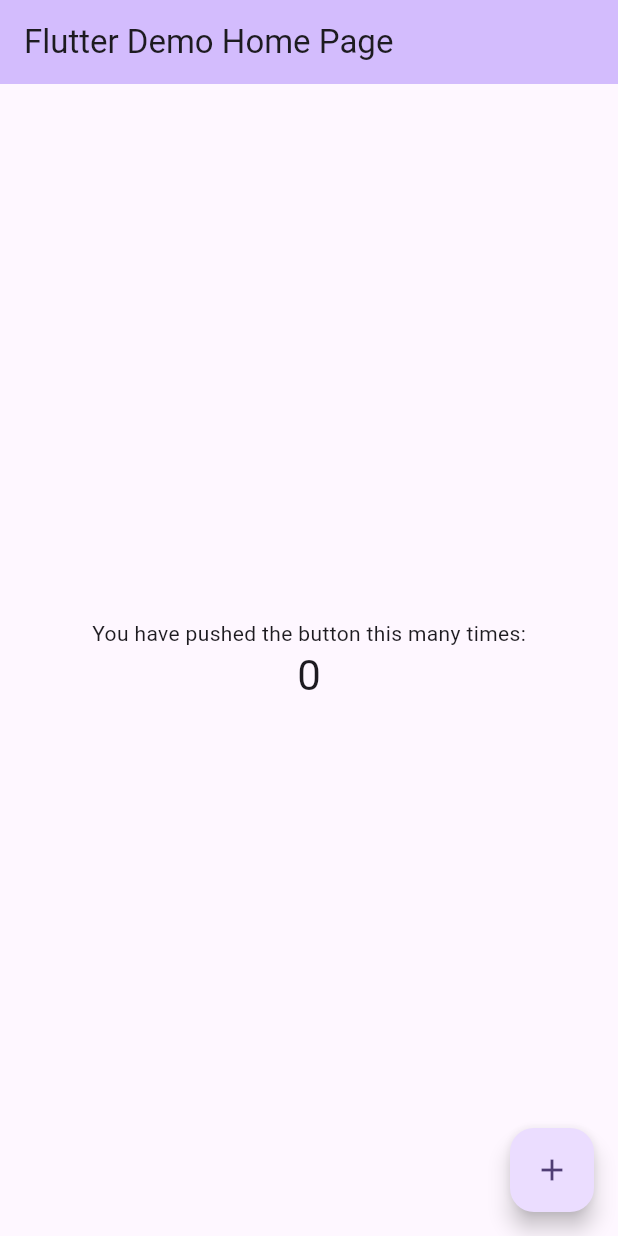
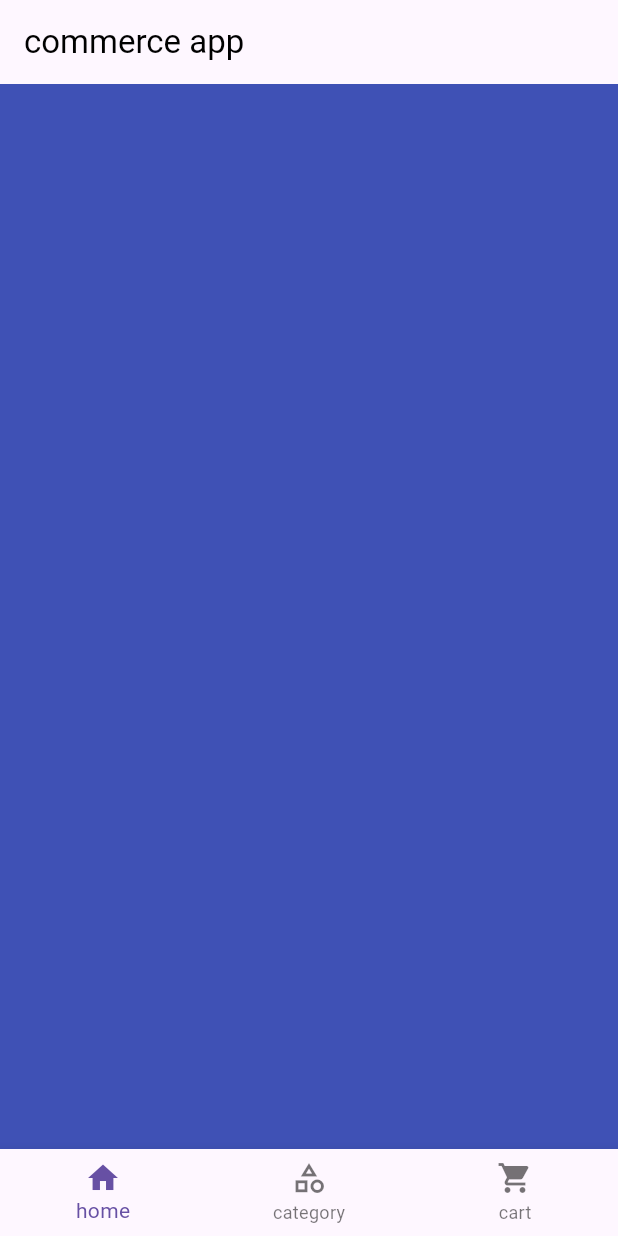
Before and after one commit to wis-hyun/commerce, a Flutter app: the screen it shows after launch, on a phone screen of 412 x 824 dp. Run offline on Flutter 3.47's test engine with Material 3 defaults, Android fonts, the light colour scheme and no system bars.

Commit message:
commerce app 구조 형성

```diff
--- a/lib/main.dart
+++ b/lib/main.dart
@@ -1,122 +1,22 @@
+import 'package:commerce/screen/main/main_screen.dart';
 import 'package:flutter/material.dart';
 
 void main() {
-  runApp(const MyApp());
+  runApp(MyApp());
 }
+
 
   class MyApp extends StatelessWidget {
     const MyApp({super.key});
 
-  // This widget is the root of your application.
     @override
     Widget build(BuildContext context) {
       return MaterialApp(
-      title: 'Flutter Demo',
+        title: 'Commerce SMWU',
         theme: ThemeData(
-        // This is the theme of your application.
-        //
-        // TRY THIS: Try running your application with "flutter run". You'll see
-        // the application has a purple toolbar. Then, without quitting the app,
-        // try changing the seedColor in the colorScheme below to Colors.green
-        // and then invoke "hot reload" (save your changes or press the "hot
-        // reload" button in a Flutter-supported IDE, or press "r" if you used
-        // the command line to start the app).
-        //
-        // Notice that the counter didn't reset back to zero; the application
-        // state is not lost during the reload. To reset the state, use hot
-        // restart instead.
-        //
-        // This works for code too, not just values: Most code changes can be
-        // tested with just a hot reload.
-        colorScheme: ColorScheme.fromSeed(seedColor: Colors.deepPurple),
+          primarySwatch: Colors.blue
         ),
-      home: const MyHomePage(title: 'Flutter Demo Home Page'),
+        home: MainScreen(),
       );
     }
   }
-
-class MyHomePage extends StatefulWidget {
-  const MyHomePage({super.key, required this.title});
-
-  // This widget is the home page of your application. It is stateful, meaning
-  // that it has a State object (defined below) that contains fields that affect
-  // how it looks.
-
-  // This class is the configuration for the state. It holds the values (in this
-  // case the title) provided by the parent (in this case the App widget) and
-  // used by the build method of the State. Fields in a Widget subclass are
-  // always marked "final".
-
-  final String title;
-
-  @override
-  State<MyHomePage> createState() => _MyHomePageState();
-}
-
-class _MyHomePageState extends State<MyHomePage> {
-  int _counter = 0;
-
-  void _incrementCounter() {
-    setState(() {
-      // This call to setState tells the Flutter framework that something has
-      // changed in this State, which causes it to rerun the build method below
-      // so that the display can reflect the updated values. If we changed
-      // _counter without calling setState(), then the build method would not be
-      // called again, and so nothing would appear to happen.
-      _counter++;
-    });
-  }
-
-  @override
-  Widget build(BuildContext context) {
-    // This method is rerun every time setState is called, for instance as done
-    // by the _incrementCounter method above.
-    //
-    // The Flutter framework has been optimized to make rerunning build methods
-    // fast, so that you can just rebuild anything that needs updating rather
-    // than having to individually change instances of widgets.
-    return Scaffold(
-      appBar: AppBar(
-        // TRY THIS: Try changing the color here to a specific color (to
-        // Colors.amber, perhaps?) and trigger a hot reload to see the AppBar
-        // change color while the other colors stay the same.
-        backgroundColor: Theme.of(context).colorScheme.inversePrimary,
-        // Here we take the value from the MyHomePage object that was created by
-        // the App.build method, and use it to set our appbar title.
-        title: Text(widget.title),
-      ),
-      body: Center(
-        // Center is a layout widget. It takes a single child and positions it
-        // in the middle of the parent.
-        child: Column(
-          // Column is also a layout widget. It takes a list of children and
-          // arranges them vertically. By default, it sizes itself to fit its
-          // children horizontally, and tries to be as tall as its parent.
-          //
-          // Column has various properties to control how it sizes itself and
-          // how it positions its children. Here we use mainAxisAlignment to
-          // center the children vertically; the main axis here is the vertical
-          // axis because Columns are vertical (the cross axis would be
-          // horizontal).
-          //
-          // TRY THIS: Invoke "debug painting" (choose the "Toggle Debug Paint"
-          // action in the IDE, or press "p" in the console), to see the
-          // wireframe for each widget.
-          mainAxisAlignment: MainAxisAlignment.center,
-          children: <Widget>[
-            const Text('You have pushed the button this many times:'),
-            Text(
-              '$_counter',
-              style: Theme.of(context).textTheme.headlineMedium,
-            ),
-          ],
-        ),
-      ),
-      floatingActionButton: FloatingActionButton(
-        onPressed: _incrementCounter,
-        tooltip: 'Increment',
-        child: const Icon(Icons.add),
-      ), // This trailing comma makes auto-formatting nicer for build methods.
-    );
-  }
-}
--- /dev/null
+++ b/lib/screen/main/main_screen.dart
@@ -0,0 +1,44 @@
+import 'package:flutter/material.dart';
+
+class MainScreen extends StatefulWidget {
+  const MainScreen({super.key});
+
+  @override
+  State<MainScreen> createState() => _MainScreenState();
+}
+
+class _MainScreenState extends State<MainScreen> {
+
+  int currentIndex = 0;
+
+  @override
+  Widget build(BuildContext context) {
+    return Scaffold(
+      appBar: AppBar(title: Text('commerce app', style: TextStyle(color: Colors.black),),),
+      body: IndexedStack(
+        index: currentIndex,
+        children: [
+          Container(color: Colors.indigo,),
+          Container(color: Colors.deepPurple,),
+          Container(color: Colors.deepPurpleAccent,),
+        ],
+      ),
+      bottomNavigationBar: navigationBar(),
+    );
+  }
+
+  BottomNavigationBar navigationBar(){
+    return BottomNavigationBar(items: [
+      BottomNavigationBarItem(icon: Icon(Icons.home), label: 'home'),
+      BottomNavigationBarItem(icon: Icon(Icons.category_outlined), label: 'category'),
+      BottomNavigationBarItem(icon: Icon(Icons.shopping_cart), label: 'cart'),
+    ],
+    currentIndex: currentIndex,
+      onTap: (value) {
+        currentIndex = value;
+        setState(() {});
+      },
+    );
+  }
+
+}
```
Also changed, not shown: 1 other file. Lines whose indentation alone changed are shown as unchanged.
